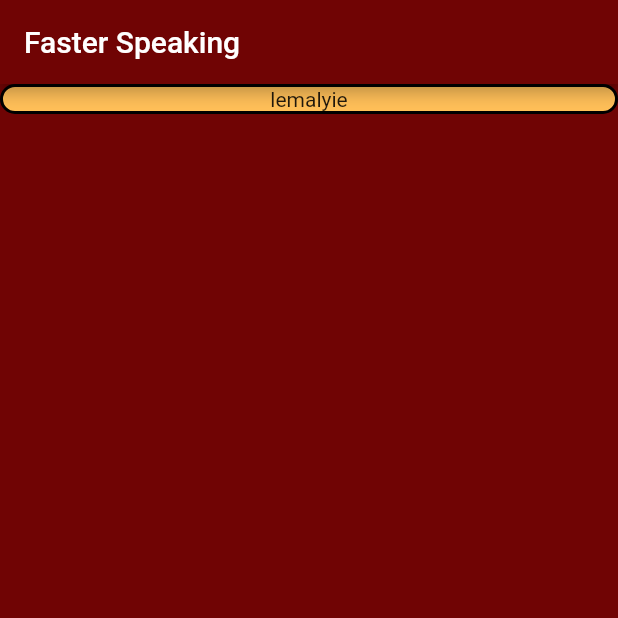
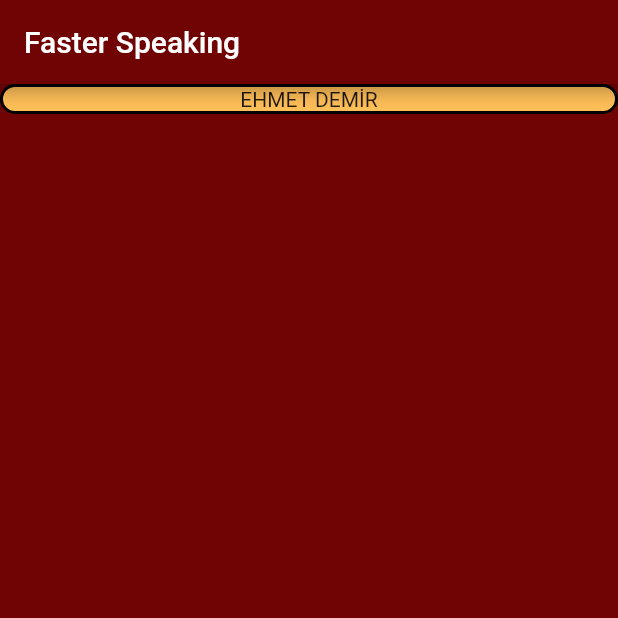
Before and after one commit to halak0013/ingilizce_oyunu1, a Flutter app: the screen it shows after launch, on a phone screen of 412 x 824 dp, the top half of it. Run offline on Flutter 3.47's test engine with Material 2 defaults, Android fonts, the phone set to English and light mode, and no system bars.

Commit message:
hatali  kod

```diff
--- a/lib/screen/anasayfa.dart
+++ b/lib/screen/anasayfa.dart
@@ -19,7 +19,7 @@ class AnaSayfa extends StatelessWidget {
           children: [
             InkWell(
               child: AnaEleman(
-                child: Text("lemalyie"),
+                child: Text("EHMET DEMİR"),
               ),
             ),
           ],
```
